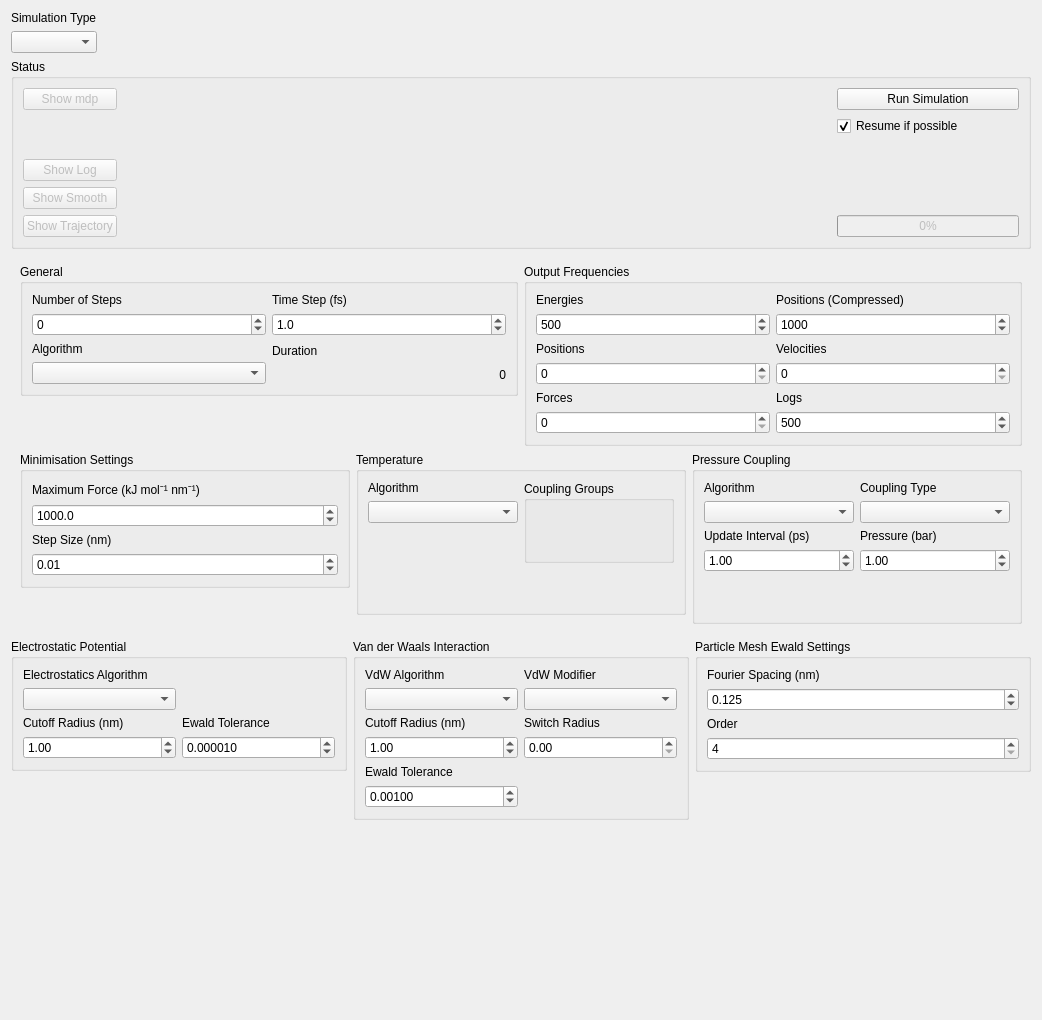
breuerss/gromacs-ui, file ui/simulationsetupform.ui: the form before one commit.
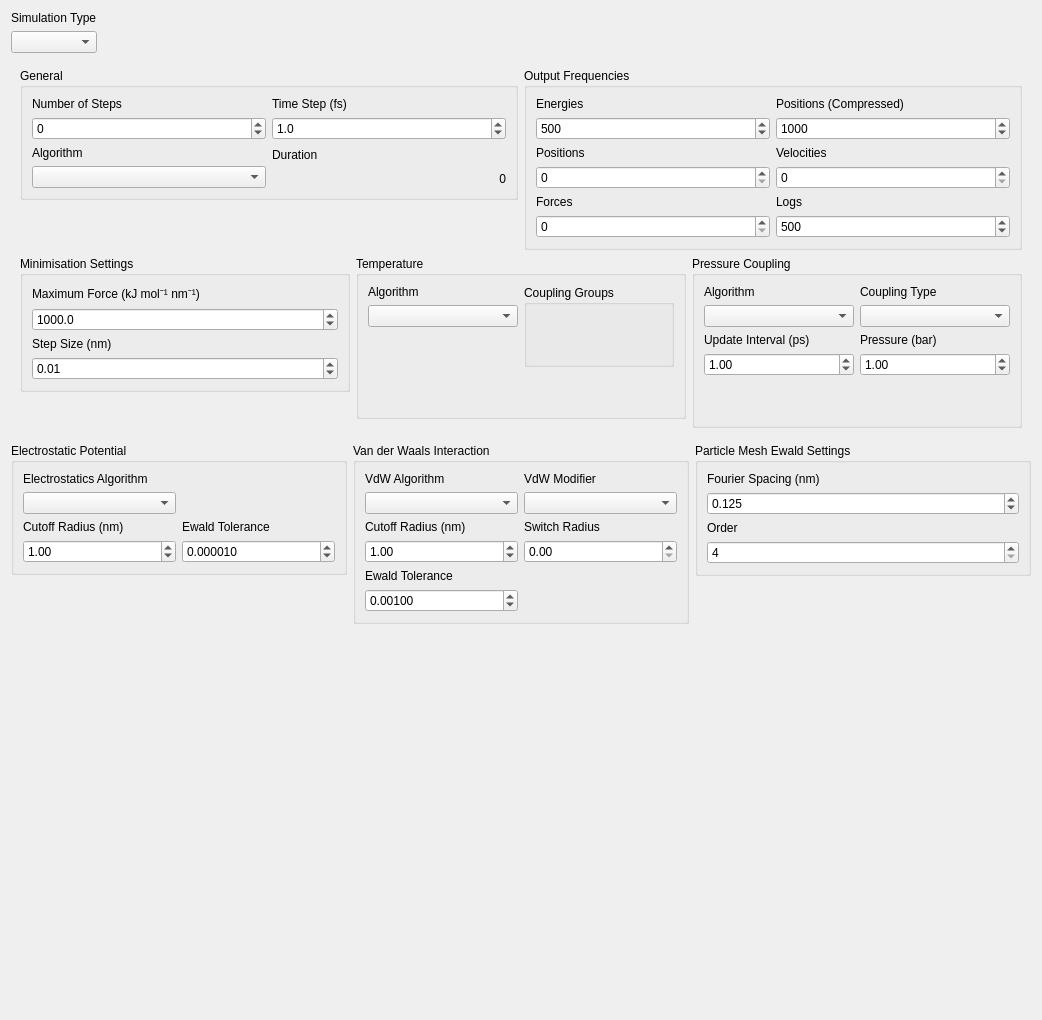
The form after the commit. Icons and pictures are not drawn.

What changed in the file:
```diff
--- a/ui/simulationsetupform.ui
+++ b/ui/simulationsetupform.ui
@@ -48,164 +48,6 @@
      </item>
     </layout>
    </item>
-   <item>
-    <widget class="QGroupBox" name="groupBox">
-     <property name="title">
-      <string>Status</string>
-     </property>
-     <layout class="QHBoxLayout" name="horizontalLayout_6">
-      <item>
-       <layout class="QVBoxLayout" name="verticalLayout_30">
-        <item>
-         <widget class="QPushButton" name="showMdp">
-          <property name="enabled">
-           <bool>false</bool>
-          </property>
-          <property name="text">
-           <string>Show mdp</string>
-          </property>
-          <property name="icon">
-           <iconset theme="emblem-system">
-            <normaloff>.</normaloff>.</iconset>
-          </property>
-         </widget>
-        </item>
-        <item>
-         <spacer name="verticalSpacer_6">
-          <property name="orientation">
-           <enum>Qt::Vertical</enum>
-          </property>
-          <property name="sizeHint" stdset="0">
-           <size>
-            <width>20</width>
-            <height>40</height>
-           </size>
-          </property>
-         </spacer>
-        </item>
-        <item>
-         <widget class="QPushButton" name="showLog">
-          <property name="enabled">
-           <bool>false</bool>
-          </property>
-          <property name="text">
-           <string>Show Log</string>
-          </property>
-          <property name="icon">
-           <iconset theme="document">
-            <normaloff>.</normaloff>.</iconset>
-          </property>
-         </widget>
-        </item>
-        <item>
-         <widget class="QPushButton" name="showSmoothTrajectory">
-          <property name="enabled">
-           <bool>false</bool>
-          </property>
-          <property name="text">
-           <string>Show Smooth</string>
-          </property>
-         </widget>
-        </item>
-        <item>
-         <widget class="QPushButton" name="showTrajectoryButton">
-          <property name="enabled">
-           <bool>false</bool>
-          </property>
-          <property name="text">
-           <string>Show Trajectory</string>
-          </property>
-          <property name="icon">
-           <iconset theme="display">
-            <normaloff>.</normaloff>.</iconset>
-          </property>
-         </widget>
-        </item>
-       </layout>
-      </item>
-      <item>
-       <spacer name="horizontalSpacer_2">
-        <property name="orientation">
-         <enum>Qt::Horizontal</enum>
-        </property>
-        <property name="sizeHint" stdset="0">
-         <size>
-          <width>714</width>
-          <height>20</height>
-         </size>
-        </property>
-       </spacer>
-      </item>
-      <item>
-       <layout class="QVBoxLayout" name="runLayout">
-        <item alignment="Qt::AlignTop">
-         <widget class="QPushButton" name="rerunSimulation">
-          <property name="enabled">
-           <bool>true</bool>
-          </property>
-          <property name="text">
-           <string>Run Simulation</string>
-          </property>
-          <property name="icon">
-           <iconset theme="reload">
-            <normaloff>.</normaloff>.</iconset>
-          </property>
-         </widget>
-        </item>
-        <item>
-         <widget class="QCheckBox" name="resume">
-          <property name="text">
-           <string>Resume if possible</string>
-          </property>
-          <property name="checked">
-           <bool>true</bool>
-          </property>
-         </widget>
-        </item>
-        <item>
-         <spacer name="verticalSpacer_2">
-          <property name="orientation">
-           <enum>Qt::Vertical</enum>
-          </property>
-          <property name="sizeHint" stdset="0">
-           <size>
-            <width>20</width>
-            <height>40</height>
-           </size>
-          </property>
-         </spacer>
-        </item>
-        <item>
-         <widget class="QLabel" name="assumedFinished">
-          <property name="minimumSize">
-           <size>
-            <width>180</width>
-            <height>0</height>
-           </size>
-          </property>
-          <property name="text">
-           <string/>
-          </property>
-          <property name="alignment">
-           <set>Qt::AlignCenter</set>
-          </property>
-         </widget>
-        </item>
-        <item>
-         <widget class="QProgressBar" name="simulationProgress">
-          <property name="enabled">
-           <bool>false</bool>
-          </property>
-          <property name="value">
-           <number>0</number>
-          </property>
-         </widget>
-        </item>
-       </layout>
-      </item>
-     </layout>
-    </widget>
-   </item>
    <item>
     <widget class="QWidget" name="settingsWidget" native="true">
      <layout class="QGridLayout" name="gridLayout_3">
```
Left out of the diff: 4 changed lines with no effect on the pictures.
